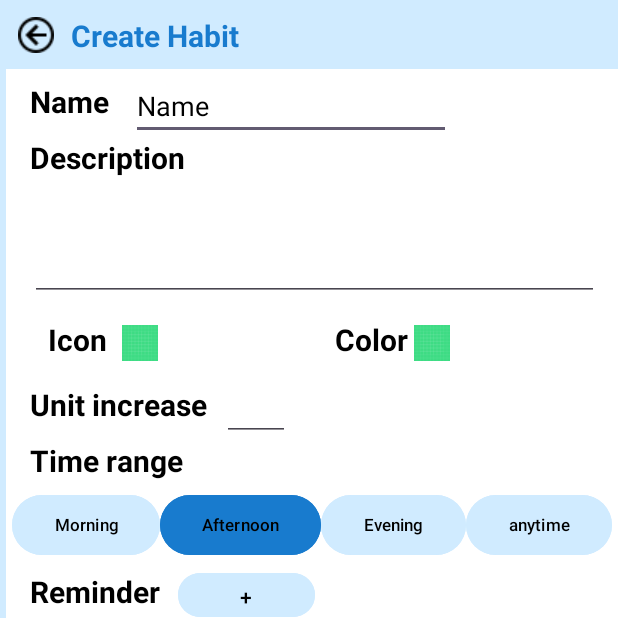
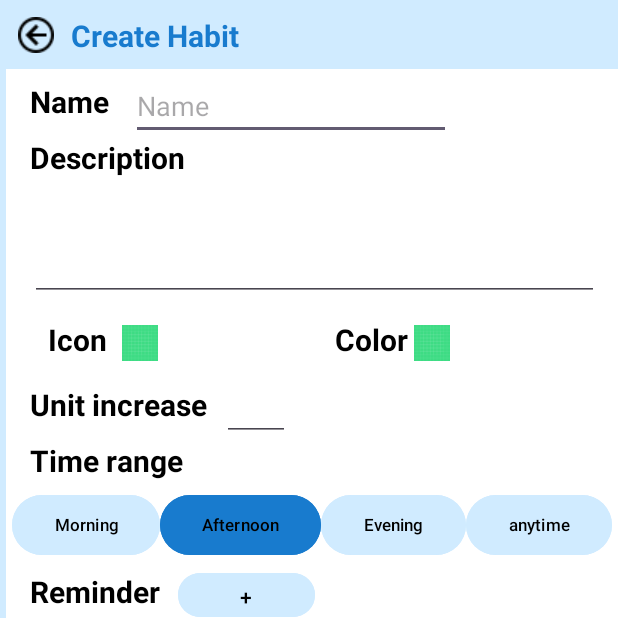
Before and after one commit to TruongDang23/project_mobile_habit_tracked, an Android app: the Create_habit screen opened directly, with no data from a screen before it, on a phone screen of 412 x 824 dp, the top half of it. Run offline under Robolectric (Android 15) with nearby library versions, the phone set to English and light mode, and no system bars.

Commit message:
Merge master vs front_end_create_habit

```diff
--- a/app/build.gradle
+++ b/app/build.gradle
@@ -43,6 +43,6 @@ dependencies {
     testImplementation 'junit:junit:4.13.2'
     androidTestImplementation 'androidx.test.ext:junit:1.1.5'
     androidTestImplementation 'androidx.test.espresso:espresso-core:3.5.1'
-    // https://mvnrepository.com/artifact/com.github.gastricspark/scrolldatepicker
+    //https://mvnrepository.com/artifact/com.github.gastricspark/scrolldatepicker
     implementation group: 'com.github.gastricspark', name: 'scrolldatepicker', version: '0.0.1'
 }
--- a/app/src/main/java/com/example/finalproject/MainActivity.java
+++ b/app/src/main/java/com/example/finalproject/MainActivity.java
@@ -26,5 +26,6 @@ public class MainActivity extends AppCompatActivity {
             Intent intent = new Intent(MainActivity.this, Home_Activity.class);
             startActivity(intent);
         });
+
     }
 }
--- a/app/src/main/res/layout/activity_create_habit.xml
+++ b/app/src/main/res/layout/activity_create_habit.xml
@@ -61,7 +61,7 @@
             android:layout_marginTop="2dp"
             android:ems="10"
             android:inputType="text"
-            android:text="Name"
+            android:hint="Name"
             android:textColor="@color/black"
             app:layout_constraintStart_toEndOf="@+id/textView14"
             app:layout_constraintTop_toTopOf="parent" />
```
Also changed, not shown: app/src/main/java/com/example/finalproject/Home_Activity.java (+9 -0 lines).
